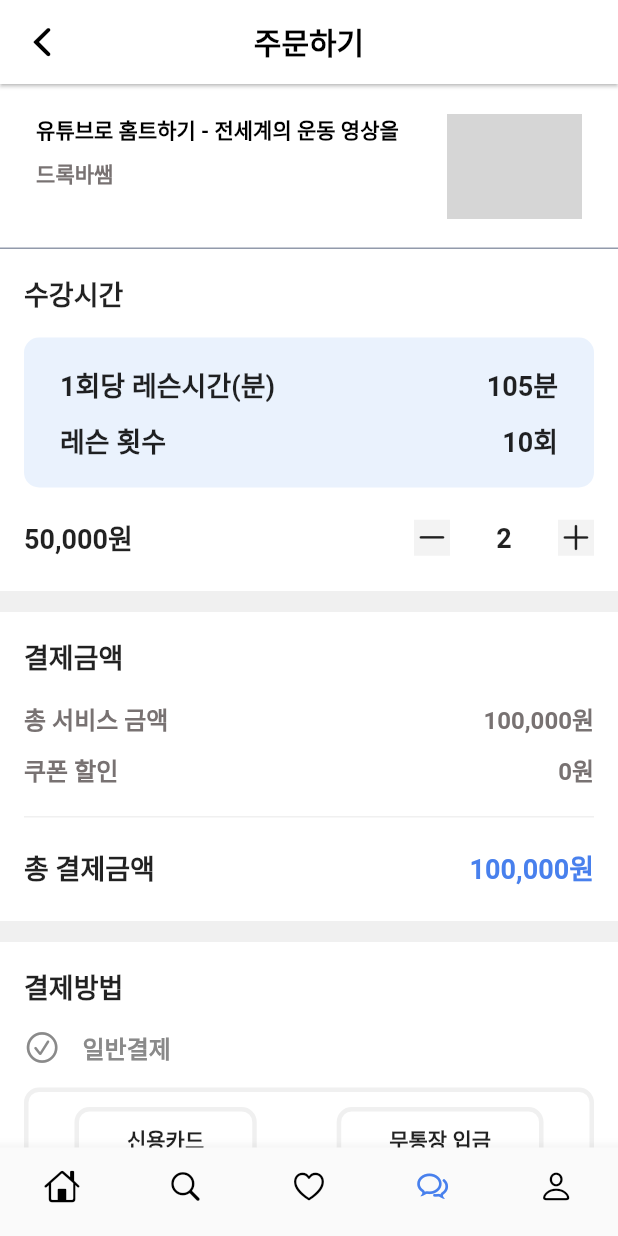
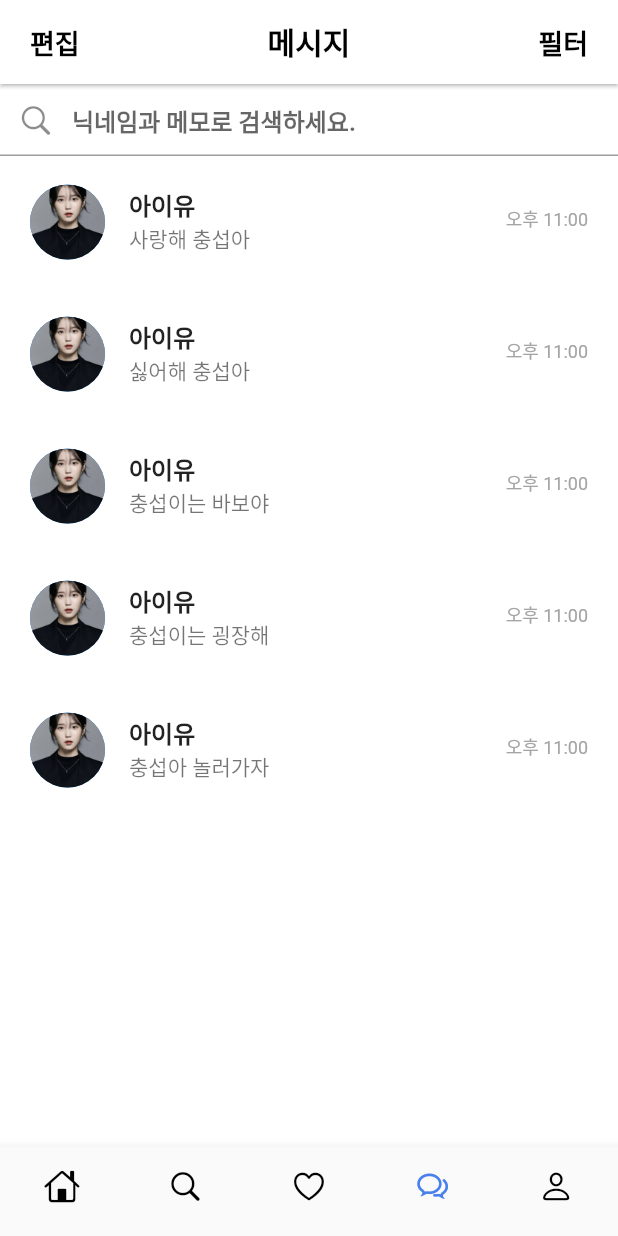
Before and after one commit to jungchungsub/class_project_front, a Flutter app: the screen it shows after launch, item 4 of the bottom bar chosen, on a phone screen of 412 x 824 dp. Run offline on Flutter 3.47's test engine with Material 2 defaults, Android fonts, the phone set to English and light mode, and no system bars; our stand-ins replace dropdown_button2, extended_image, google_fonts; network calls fail; grey boxes are pictures that could not be loaded.

Commit message:
채팅방 리스트

```diff
--- a/lib/main.dart
+++ b/lib/main.dart
@@ -1,4 +1,5 @@
 import 'package:finalproject_front/pages/category/category_detail/category_detail_page.dart';
+import 'package:finalproject_front/pages/chat/chat_list/chat_list_page.dart';
 import 'package:finalproject_front/pages/lesson/lesson_detail/lesson_detail_page.dart';
 import 'package:finalproject_front/pages/lesson/lesson_list/lesson_list_page.dart';
 import 'package:finalproject_front/pages/main_page.dart';
@@ -50,7 +51,8 @@ class MyApp extends StatelessWidget {
         "/profileDetail": (context) => UserProfileDetailPage(),
         "/lessonList": (context) => LessonListPage(),
         "/searchMain": (context) => SearchMainPage(),
-        "/profileInsert": (context) => UserProfileInsertPage()
+        "/profileInsert": (context) => UserProfileInsertPage(),
+        "/chatList": (context) => ChatListPage(),
       },
       theme: theme(),
     );
--- a/lib/pages/chat/chat_list/chat_list_page.dart
+++ b/lib/pages/chat/chat_list/chat_list_page.dart
@@ -0,0 +1,86 @@
+import 'package:finalproject_front/constants.dart';
+import 'package:finalproject_front/pages/chat/chat_list/components/chat_card_list.dart';
+import 'package:flutter/cupertino.dart';
+import 'package:flutter/material.dart';
+import 'package:flutter/src/widgets/container.dart';
+import 'package:flutter/src/widgets/framework.dart';
+
+class ChatListPage extends StatefulWidget {
+  const ChatListPage({super.key});
+
+  @override
+  State<ChatListPage> createState() => _ChatListPageState();
+}
+
+class _ChatListPageState extends State<ChatListPage> {
+  @override
+  Widget build(BuildContext context) {
+    return Scaffold(
+      appBar: _buildAppber(),
+      body: SingleChildScrollView(
+        child: Column(
+          children: [
+            TextFormField(
+              decoration: InputDecoration(
+                prefixIcon: Icon(CupertinoIcons.search),
+                hintText: "닉네임과 메모로 검색하세요.",
+                hintStyle: TextStyle(fontWeight: FontWeight.bold),
+                focusedBorder: UnderlineInputBorder(
+                  borderSide: BorderSide(
+                    color: gBorderColor,
+                    width: 1,
+                  ),
+                ),
+              ),
+            ),
+            ChatCardList(name: "아이유", message: "사랑해 충섭아", date: "오후 11:00"),
+            ChatCardList(name: "아이유", message: "싫어해 충섭아", date: "오후 11:00"),
+            ChatCardList(name: "아이유", message: "충섭이는 바보야", date: "오후 11:00"),
+            ChatCardList(name: "아이유", message: "충섭이는 굉장해", date: "오후 11:00"),
+            ChatCardList(name: "아이유", message: "충섭아 놀러가자", date: "오후 11:00"),
+          ],
+        ),
+      ),
+    );
+  }
+
+  AppBar _buildAppber() {
+    return AppBar(
+      backgroundColor: Colors.white,
+      elevation: 1.0,
+      leading: Padding(
+        padding: const EdgeInsets.only(top: 15, left: 20),
+        child: Text(
+          "편집",
+          style: TextStyle(
+            color: Colors.black,
+            fontSize: 18,
+            fontWeight: FontWeight.bold,
+          ),
+        ),
+      ),
+      title: Text(
+        "메시지",
+        style: TextStyle(
+          color: Colors.black,
+          fontSize: 20,
+          fontWeight: FontWeight.bold,
+        ),
+      ),
+      centerTitle: true,
+      actions: [
+        Padding(
+          padding: const EdgeInsets.only(top: 15, right: 20),
+          child: Text(
+            "필터",
+            style: TextStyle(
+              color: Colors.black,
+              fontSize: 18,
+              fontWeight: FontWeight.bold,
+            ),
+          ),
+        ),
+      ],
+    );
+  }
+}
--- /dev/null
+++ b/lib/pages/chat/chat_list/components/chat_card_list.dart
@@ -0,0 +1,55 @@
+import 'package:flutter/material.dart';
+
+class ChatCardList extends StatelessWidget {
+  final String name;
+  final String message;
+  final String date;
+  const ChatCardList({
+    required this.name,
+    required this.message,
+    required this.date,
+    Key? key,
+  }) : super(key: key);
+
+  @override
+  Widget build(BuildContext context) {
+    return InkWell(
+      onTap: () {},
+      child: Padding(
+        padding: const EdgeInsets.symmetric(horizontal: 20, vertical: 8),
+        child: Row(
+          children: [
+            Expanded(
+              child: ListTile(
+                leading: CircleAvatar(
+                  radius: 25,
+                  backgroundImage: AssetImage("assets/picture.jpg"),
+                ),
+                title: Text(
+                  "${name}",
+                  style: TextStyle(
+                    fontWeight: FontWeight.w600,
+                    fontSize: 16,
+                  ),
+                ),
+                subtitle: Text("${message}"),
+                contentPadding: const EdgeInsets.all(0),
+              ),
+            ),
+            Column(
+              children: [
+                Text(
+                  "${date}",
+                  style: TextStyle(color: Color(0xFFa5a5a5), fontSize: 12),
+                ),
+                SizedBox(
+                  height: 5,
+                ),
+              ],
+            ),
+          ],
+        ),
+      ),
+    );
+  }
+}
--- a/lib/pages/main_page.dart
+++ b/lib/pages/main_page.dart
@@ -1,5 +1,6 @@
 import 'package:finalproject_front/constants.dart';
 import 'package:finalproject_front/pages/category/category_detail/category_detail_page.dart';
+import 'package:finalproject_front/pages/chat/chat_list/chat_list_page.dart';
 import 'package:finalproject_front/pages/like/like_main/like_main_page.dart';
 import 'package:finalproject_front/pages/main/home/home_page.dart';
 import 'package:finalproject_front/pages/order/order_detail/order_detail_page.dart';
@@ -43,7 +44,7 @@ class _MainPageState extends State<MainPage> {
         HomePage(),
         SearchMainPage(),
         LikeMainPage(),
-        OrderDetailPage(),
+        ChatListPage(),
         UserLoginMyPage(),
       ],
     );
@@ -66,8 +67,10 @@ class _MainPageState extends State<MainPage> {
         BottomNavigationBarItem(label: "홈", icon: Icon(CupertinoIcons.home)),
         BottomNavigationBarItem(label: "검색", icon: Icon(CupertinoIcons.search)),
         BottomNavigationBarItem(label: "찜", icon: Icon(CupertinoIcons.heart)),
-        BottomNavigationBarItem(label: "채팅", icon: Icon(CupertinoIcons.chat_bubble_2)),
-        BottomNavigationBarItem(label: "내정보", icon: Icon(CupertinoIcons.person)),
+        BottomNavigationBarItem(
+            label: "채팅", icon: Icon(CupertinoIcons.chat_bubble_2)),
+        BottomNavigationBarItem(
+            label: "내정보", icon: Icon(CupertinoIcons.person)),
       ],
     );
   }
```
